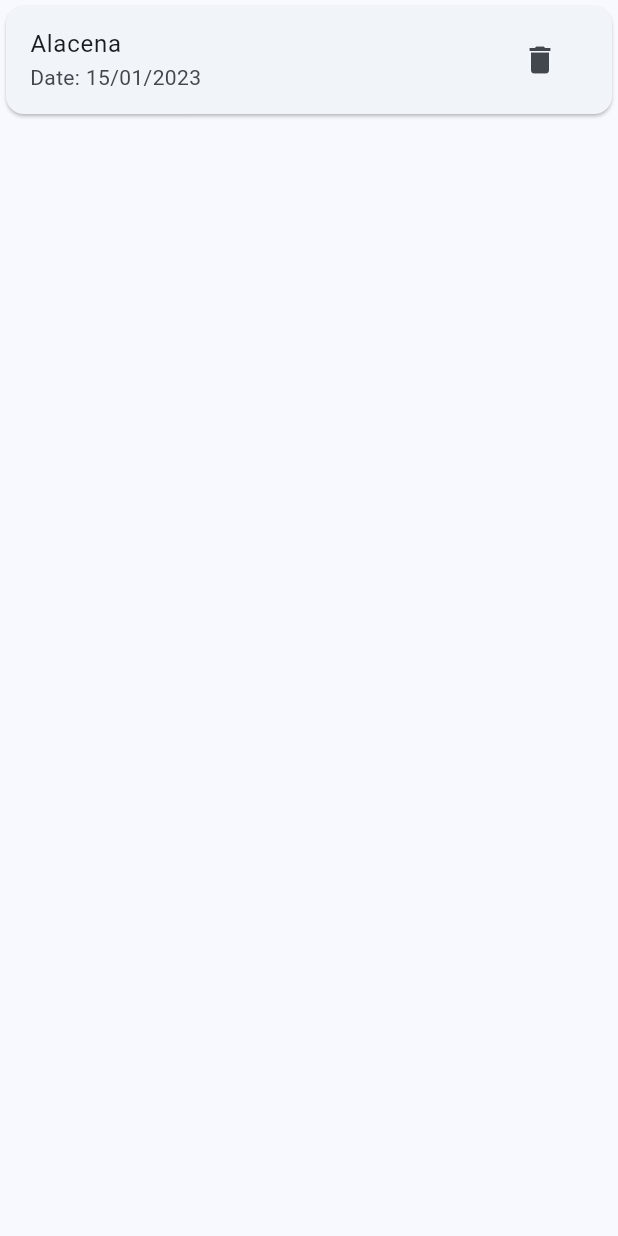
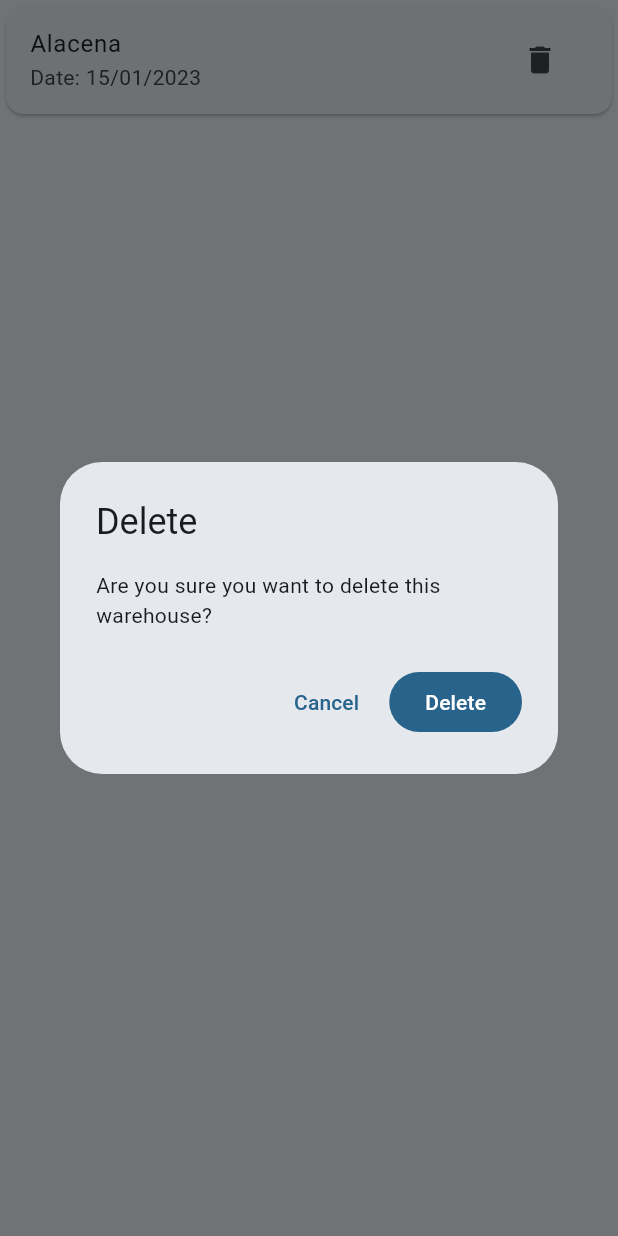
Before and after one commit to mvpur/tracknshop, a Flutter app: the WarehouseItem widget shown alone on an empty page, opened directly with sample values from the repository, after a tap on the "delete" icon, on a phone screen of 412 x 824 dp. Run offline on Flutter 3.47's test engine with Material 3 defaults, Android fonts, the phone set to English and light mode, and no system bars; our stand-ins replace cloud_firestore, firebase_core, flutter_riverpod, flutter_speed_dial, go_router; missing offline and left inert: dart:ffi; accounts and stored records are empty.

Commit message:
funcion eliminar agregada a warehouse y catalogue

```diff
--- a/lib/presentation/screens/catalogue/catalogue_screen.dart
+++ b/lib/presentation/screens/catalogue/catalogue_screen.dart
@@ -20,7 +20,6 @@ class _CatalogueScreenState extends ConsumerState<CatalogueScreen> {
   @override
   void initState() {
     super.initState();
-    ref.read(catalogueProvider.notifier).getAllCatalogues();
   }
 
   @override
--- a/lib/presentation/screens/warehouse/warehouse_screen.dart
+++ b/lib/presentation/screens/warehouse/warehouse_screen.dart
@@ -20,7 +20,6 @@ class _WarehouseScreenState extends ConsumerState<WarehouseScreen> {
   @override
   void initState() {
     super.initState();
-    ref.read(warehouseProvider.notifier).getAllWarehouses();
   }
 
   @override
@@ -63,7 +62,7 @@ class _WarehousesView extends StatelessWidget {
     );
   }
 
-  _goToWarehouseDetails(BuildContext context, Warehouse warehouse) {
+  void _goToWarehouseDetails(BuildContext context, Warehouse warehouse) {
     context.pushNamed(
       WarehouseDetailScreen.name,
       pathParameters: {
--- a/lib/presentation/widgets/items/warehouse_item.dart
+++ b/lib/presentation/widgets/items/warehouse_item.dart
@@ -1,8 +1,10 @@
 import 'package:flutter/material.dart';
 import 'package:intl/intl.dart';
 import 'package:track_shop_app/entities/warehouse.dart';
+import 'package:flutter_riverpod/flutter_riverpod.dart';
+import 'package:track_shop_app/presentation/provider/warehouse_provider.dart';
 
-class WarehouseItem extends StatelessWidget {
+class WarehouseItem extends ConsumerWidget {
   const WarehouseItem({
     super.key,
     required this.warehouse,
@@ -10,22 +12,49 @@ class WarehouseItem extends StatelessWidget {
   });
 
   final Warehouse warehouse;
-
   final Function? onTap;
 
   @override
-  Widget build(BuildContext context) {
+  Widget build(BuildContext context, WidgetRef ref) {
     final String formattedDate =
         DateFormat('dd/MM/yyyy').format(warehouse.date);
+
     return Card(
       child: ListTile(
-        // leading: warehouse.icon,
         title: Text(warehouse.name.toString()),
         subtitle: Text('Date: $formattedDate'),
         onTap: () => onTap?.call(),
         trailing: IconButton(
           icon: const Icon(Icons.delete), // Ícono de eliminar
-          onPressed: () {},
+          onPressed: () {
+            showDialog(
+              context: context,
+              builder: (context) {
+                return AlertDialog(
+                  title: const Text('Delete'),
+                  content: const Text(
+                      'Are you sure you want to delete this warehouse?'),
+                  actions: [
+                    TextButton(
+                      onPressed: () {
+                        Navigator.of(context).pop();
+                      },
+                      child: const Text('Cancel'),
+                    ),
+                    FilledButton(
+                      onPressed: () {
+                        ref
+                            .read(warehouseProvider.notifier)
+                            .deleteWarehouse(warehouse.id);
+                        Navigator.of(context).pop();
+                      },
+                      child: const Text('Delete'),
+                    ),
+                  ],
+                );
+              },
+            );
+          },
         ),
       ),
     );
```
Also changed, not shown: lib/presentation/provider/catalogue_provider.dart (+22 -8 lines), lib/presentation/provider/warehouse_provider.dart (+22 -8 lines), lib/presentation/widgets/items/catalogue_item.dart (+34 -6 lines).
